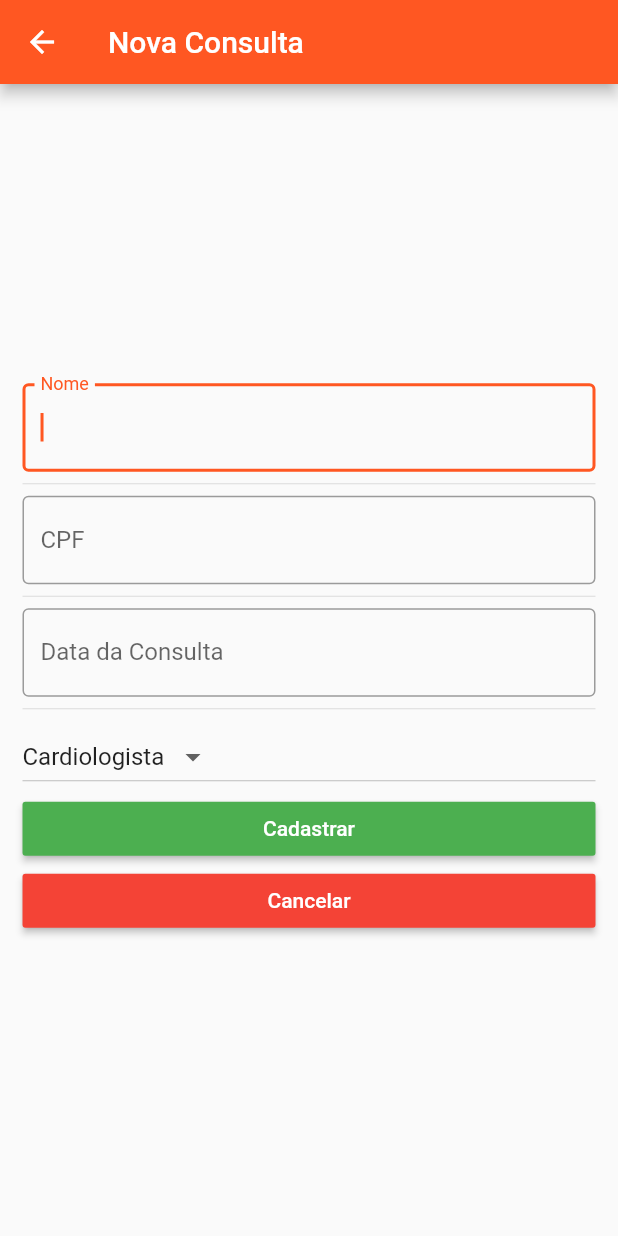
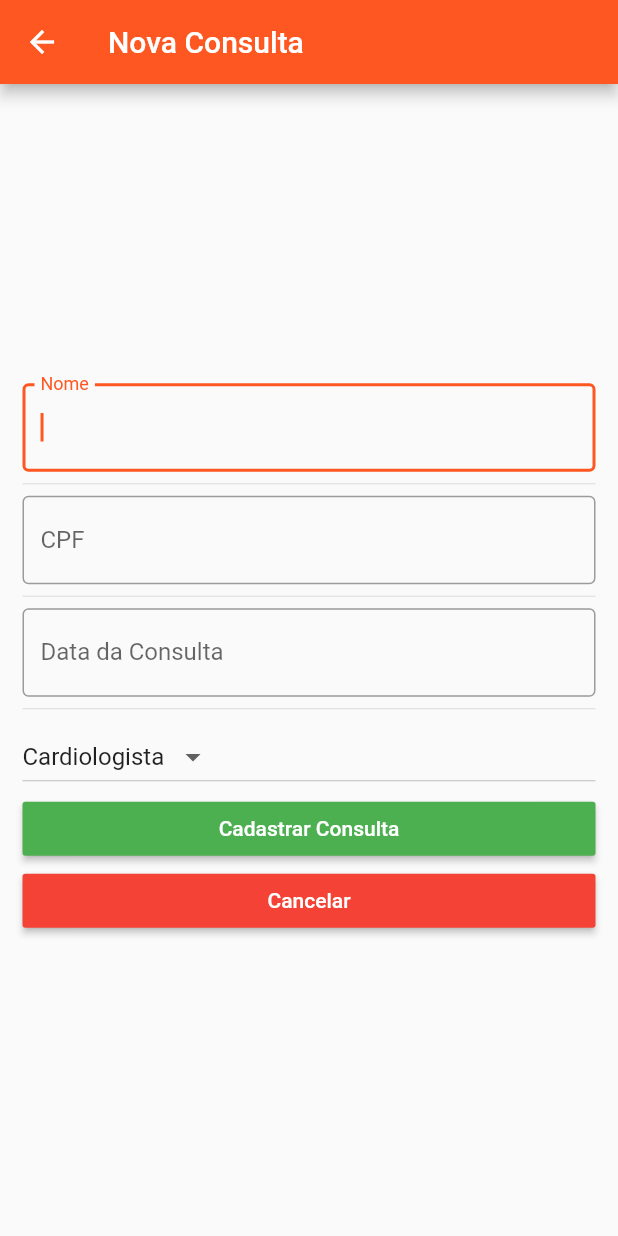
Before and after one commit to julianacnascimento/flutter, a Flutter app: the Consultas screen opened directly, on a phone screen of 412 x 824 dp. Run offline on Flutter 3.47's test engine with Material 2 defaults, Android fonts, the phone set to English and light mode, and no system bars.

```diff
--- a/lib/pages/consultas.dart
+++ b/lib/pages/consultas.dart
@@ -105,7 +105,7 @@ class _ConsultasState extends State<Consultas> {
                     color: Colors.green,
                     onPressed: () {},
                     child: Text(
-                      'Cadastrar',
+                      'Cadastrar Consulta',
                       style: TextStyle(color: Colors.white),
                     ),
                   ),
```
